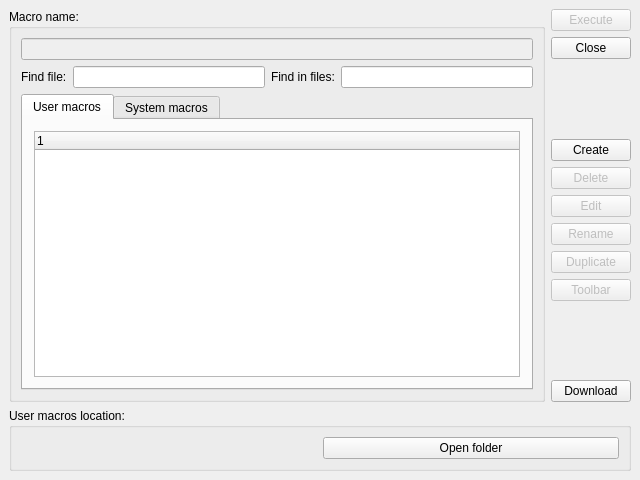
southseact-3d/fcd, file src/Gui/Dialogs/DlgMacroExecute.ui: the form before one commit.
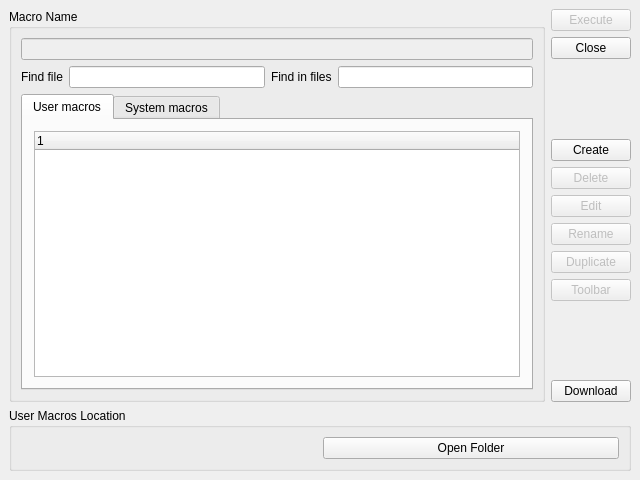
The form after the commit. Custom widgets are drawn as their Qt base class.

```diff
--- a/src/Gui/Dialogs/DlgMacroExecute.ui
+++ b/src/Gui/Dialogs/DlgMacroExecute.ui
@@ -52,7 +52,7 @@
      <item row="0" column="0">
       <widget class="QGroupBox" name="MacroNameGroup">
        <property name="title">
-        <string>Macro name:</string>
+        <string>Macro Name</string>
        </property>
        <layout class="QGridLayout">
         <property name="leftMargin">
@@ -82,7 +82,7 @@
           <item>
            <widget class="QLabel" name="label">
             <property name="text">
-             <string>Find file:</string>
+             <string>Find file</string>
             </property>
            </widget>
           </item>
@@ -96,7 +96,7 @@
           <item>
            <widget class="QLabel" name="label1">
             <property name="text">
-             <string>Find in files:</string>
+             <string>Find in files</string>
             </property>
            </widget>
           </item>
@@ -318,7 +318,7 @@
    <item row="1" column="0">
     <widget class="QGroupBox" name="DestinationGroup">
      <property name="title">
-      <string>User macros location:</string>
+      <string>User Macros Location</string>
      </property>
      <layout class="QGridLayout">
       <property name="leftMargin">
@@ -355,7 +355,7 @@
          <string>Open folder with macros in system file manager.</string>
         </property>
         <property name="text">
-         <string>Open folder</string>
+         <string>Open Folder</string>
         </property>
        </widget>
       </item>
```
Left out of the diff: 8 changed lines with no effect on the pictures.
